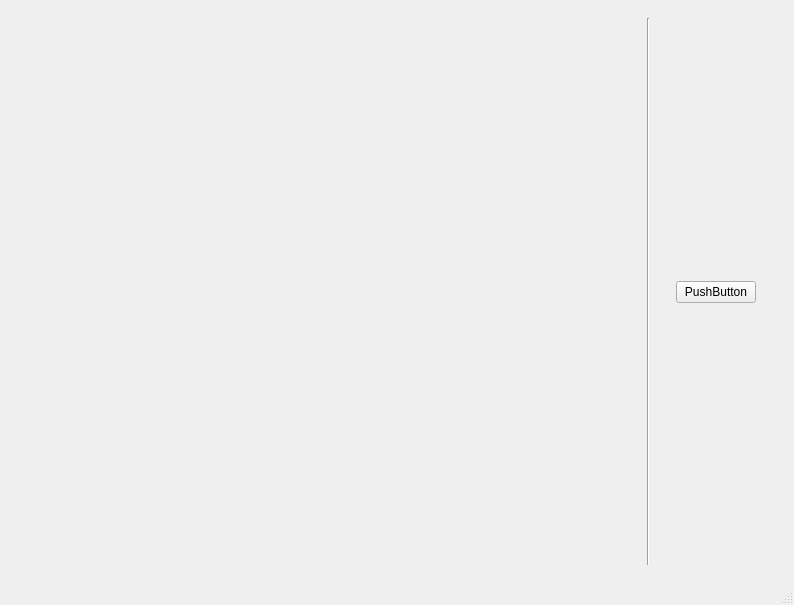
First picture: the form in mainwindow.ui, repository ducbinh1996/Matching-game-Qt, before the edit.
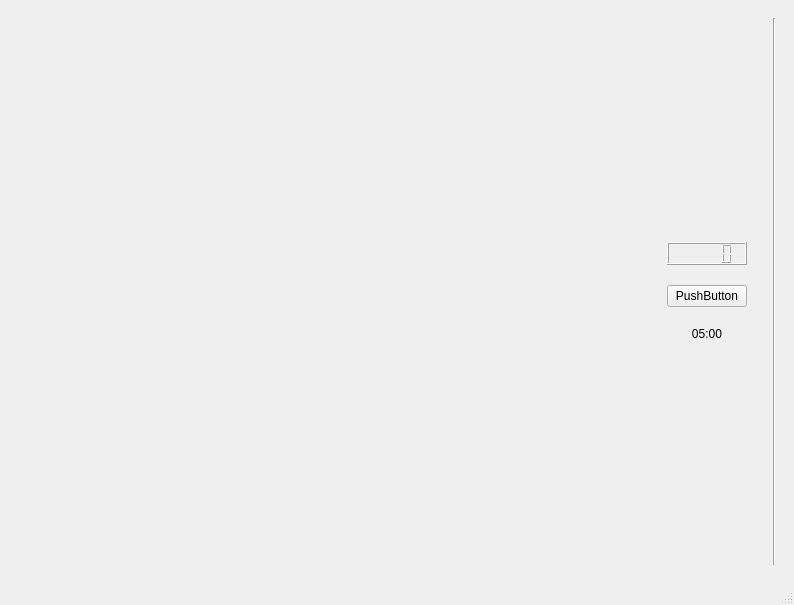
Second picture: the form after the edit. The open tabs and pages were chosen to show the change.

Commit message: add timer and score board

Patch:
```diff
--- a/mainwindow.ui
+++ b/mainwindow.ui
@@ -52,16 +52,7 @@
            </spacer>
           </item>
           <item>
-           <layout class="QHBoxLayout" name="horizontalLayout">
-            <item>
-             <widget class="Line" name="line">
-              <property name="orientation">
-               <enum>Qt::Vertical</enum>
-              </property>
-             </widget>
-            </item>
-            <item>
-             <layout class="QVBoxLayout" name="verticalLayout" stretch="0,0,0">
+           <layout class="QVBoxLayout" name="verticalLayout" stretch="0,0,0,0,0">
               <property name="spacing">
                <number>20</number>
               </property>
@@ -90,6 +81,9 @@
                 </property>
                </spacer>
               </item>
+            <item>
+             <widget class="QLCDNumber" name="scoreNumber"/>
+            </item>
               <item>
                <widget class="QPushButton" name="startBtn">
                 <property name="text">
@@ -97,6 +91,19 @@
                 </property>
                </widget>
               </item>
+            <item>
+             <widget class="QLabel" name="timerDisplay">
+              <property name="text">
+               <string>05:00</string>
+              </property>
+              <property name="alignment">
+               <set>Qt::AlignCenter</set>
+              </property>
+              <property name="wordWrap">
+               <bool>false</bool>
+              </property>
+             </widget>
+            </item>
               <item>
                <spacer name="tmpVerticalSpacer">
                 <property name="orientation">
@@ -112,6 +119,15 @@
               </item>
              </layout>
             </item>
+          <item>
+           <layout class="QHBoxLayout" name="horizontalLayout">
+            <item>
+             <widget class="Line" name="line">
+              <property name="orientation">
+               <enum>Qt::Vertical</enum>
+              </property>
+             </widget>
+            </item>
            </layout>
           </item>
          </layout>
```
Left out of the diff: 2 changed lines with no effect on the pictures. Lines whose indentation alone changed are shown as unchanged. The commit also changes 2 other files.
